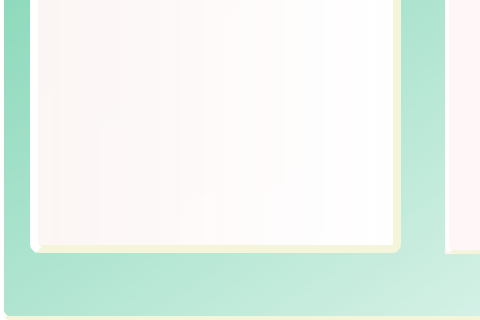
prettyleka/GUI, file korzinochka.ui: the form before one commit; both pictures show x 0 to 480 and y 408 to 728 of the 1054 by 728 pixel window.
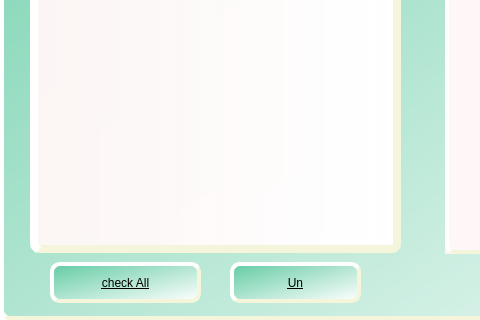
The form after the commit.

Diff of the .ui file:
```diff
--- a/korzinochka.ui
+++ b/korzinochka.ui
@@ -244,6 +244,32 @@
      <string>Refresh</string>
     </property>
    </widget>
+   <widget class="QPushButton" name="Check">
+    <property name="geometry">
+     <rect>
+      <x>50</x>
+      <y>670</y>
+      <width>151</width>
+      <height>41</height>
+     </rect>
+    </property>
+    <property name="text">
+     <string>check All</string>
+    </property>
+   </widget>
+   <widget class="QPushButton" name="Uncheck">
+    <property name="geometry">
+     <rect>
+      <x>230</x>
+      <y>670</y>
+      <width>131</width>
+      <height>41</height>
+     </rect>
+    </property>
+    <property name="text">
+     <string>Un</string>
+    </property>
+   </widget>
    <zorder>selectBtn</zorder>
    <zorder>runBtn</zorder>
    <zorder>stopBtn</zorder>
```
Left out of the diff: 7 changed lines with no effect on the pictures.
